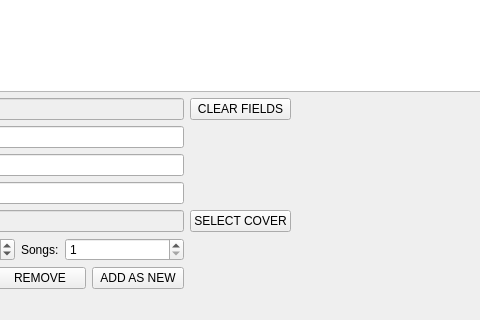
vashaty/VinylDB, file mainwindow.ui: the form before one commit; both pictures show x 157 to 637 and y 308 to 628 of the 833 by 628 pixel window.
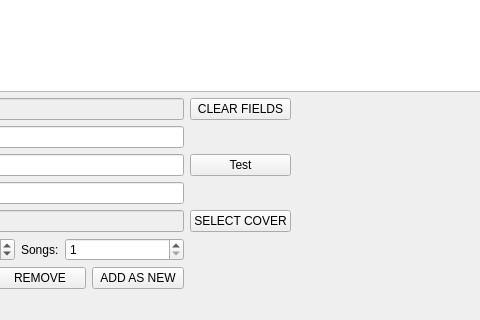
The form after the commit.

What changed in the file:
```diff
--- a/mainwindow.ui
+++ b/mainwindow.ui
@@ -247,6 +247,13 @@
           </property>
          </widget>
         </item>
+        <item row="2" column="2">
+         <widget class="QPushButton" name="pushButtonTest">
+          <property name="text">
+           <string>Test</string>
+          </property>
+         </widget>
+        </item>
        </layout>
       </item>
       <item>
```
